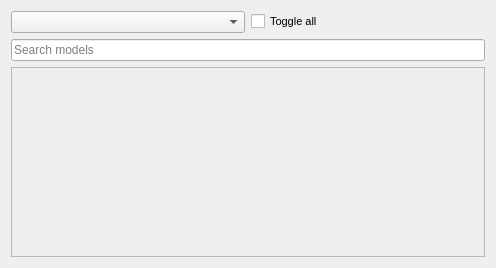
Qt form src/airunner/widgets/model_manager/templates/default.ui (Capsize-Games/airunner) before a commit.
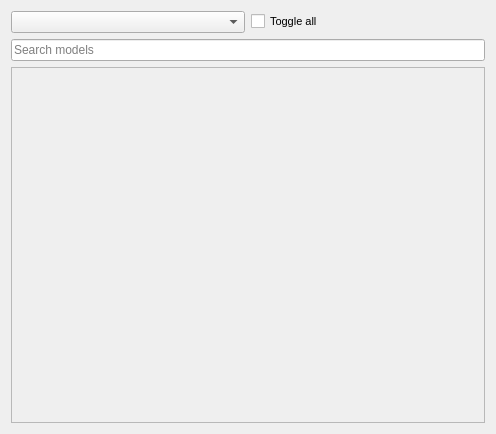
The same form after that commit.

Commit message: Updates model manager widget styles

```diff
--- a/src/airunner/widgets/model_manager/templates/default.ui
+++ b/src/airunner/widgets/model_manager/templates/default.ui
@@ -7,32 +7,14 @@
     <x>0</x>
     <y>0</y>
     <width>496</width>
-    <height>268</height>
+    <height>434</height>
    </rect>
   </property>
   <property name="windowTitle">
    <string>Form</string>
   </property>
   <layout class="QGridLayout" name="gridLayout">
-   <item row="3" column="0">
-    <widget class="QScrollArea" name="default_scroll_area">
-     <property name="widgetResizable">
-      <bool>true</bool>
-     </property>
-     <widget class="QWidget" name="scrollAreaWidgetContents">
-      <property name="geometry">
-       <rect>
-        <x>0</x>
-        <y>0</y>
-        <width>476</width>
-        <height>184</height>
-       </rect>
-      </property>
-      <layout class="QVBoxLayout" name="verticalLayout"/>
-     </widget>
-    </widget>
-   </item>
-   <item row="1" column="0">
+   <item row="0" column="0">
     <layout class="QHBoxLayout" name="horizontalLayout">
      <item>
       <widget class="QComboBox" name="comboBox"/>
@@ -55,6 +37,24 @@
     </layout>
    </item>
    <item row="2" column="0">
+    <widget class="QScrollArea" name="default_scroll_area">
+     <property name="widgetResizable">
+      <bool>true</bool>
+     </property>
+     <widget class="QWidget" name="scrollAreaWidgetContents">
+      <property name="geometry">
+       <rect>
+        <x>0</x>
+        <y>0</y>
+        <width>476</width>
+        <height>350</height>
+       </rect>
+      </property>
+      <layout class="QVBoxLayout" name="verticalLayout"/>
+     </widget>
+    </widget>
+   </item>
+   <item row="1" column="0">
     <widget class="QLineEdit" name="lineEdit">
      <property name="placeholderText">
       <string>Search models</string>
```
Left out of the diff: 4 changed lines with no effect on the pictures. The commit also changes 7 other files.
